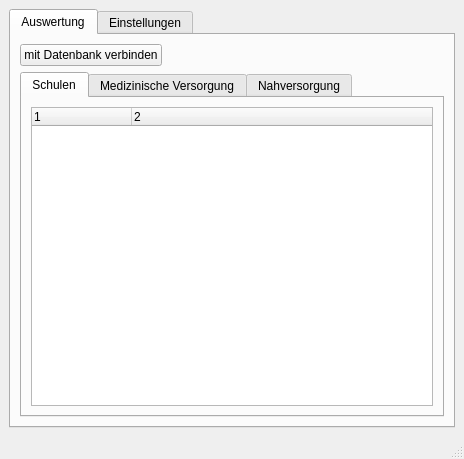
Above: SHKPlugin/shk_plugin_dialog_base.ui from ChrFr/qgis-OTP before the change. Below: the same form after it.
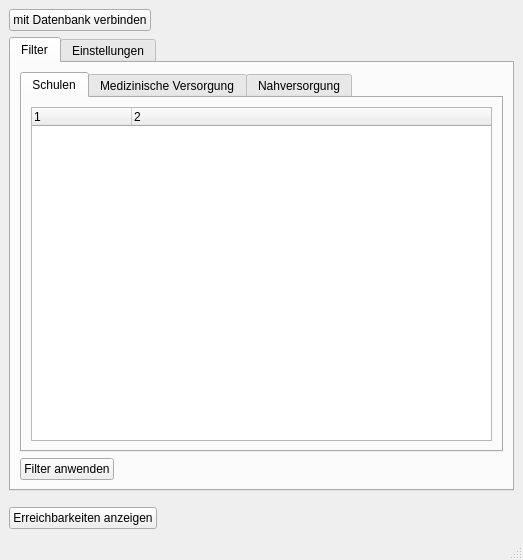
That is the form after the change.

Commit message: Update: SHKPlugin - show filters

```diff
--- a/SHKPlugin/shk_plugin_dialog_base.ui
+++ b/SHKPlugin/shk_plugin_dialog_base.ui
@@ -6,8 +6,8 @@
    <rect>
     <x>0</x>
     <y>0</y>
-    <width>464</width>
-    <height>459</height>
+    <width>523</width>
+    <height>560</height>
    </rect>
   </property>
   <property name="windowTitle">
@@ -16,16 +16,6 @@
   <widget class="QWidget" name="centralwidget">
    <layout class="QVBoxLayout" name="verticalLayout">
     <item>
-     <widget class="QTabWidget" name="tabWidget_2">
-      <property name="currentIndex">
-       <number>0</number>
-      </property>
-      <widget class="QWidget" name="tab_4">
-       <attribute name="title">
-        <string>Auswertung</string>
-       </attribute>
-       <layout class="QVBoxLayout" name="verticalLayout_2">
-        <item>
          <layout class="QHBoxLayout" name="horizontalLayout">
           <item>
            <widget class="QPushButton" name="connect_button">
@@ -50,6 +40,16 @@
          </layout>
         </item>
         <item>
+     <widget class="QTabWidget" name="tabWidget_2">
+      <property name="currentIndex">
+       <number>0</number>
+      </property>
+      <widget class="QWidget" name="tab_4">
+       <attribute name="title">
+        <string>Filter</string>
+       </attribute>
+       <layout class="QVBoxLayout" name="verticalLayout_2">
+        <item>
          <widget class="QTabWidget" name="tabWidget">
           <property name="currentIndex">
            <number>0</number>
@@ -128,6 +128,30 @@
           </widget>
          </widget>
         </item>
+        <item>
+         <layout class="QHBoxLayout" name="horizontalLayout_3">
+          <item>
+           <widget class="QPushButton" name="filter_button">
+            <property name="text">
+             <string>Filter anwenden</string>
+            </property>
+           </widget>
+          </item>
+          <item>
+           <spacer name="horizontalSpacer_5">
+            <property name="orientation">
+             <enum>Qt::Horizontal</enum>
+            </property>
+            <property name="sizeHint" stdset="0">
+             <size>
+              <width>40</width>
+              <height>20</height>
+             </size>
+            </property>
+           </spacer>
+          </item>
+         </layout>
+        </item>
        </layout>
       </widget>
       <widget class="QWidget" name="tab_5">
@@ -286,6 +310,46 @@
       </widget>
      </widget>
     </item>
+    <item>
+     <spacer name="verticalSpacer_2">
+      <property name="orientation">
+       <enum>Qt::Vertical</enum>
+      </property>
+      <property name="sizeType">
+       <enum>QSizePolicy::Fixed</enum>
+      </property>
+      <property name="sizeHint" stdset="0">
+       <size>
+        <width>20</width>
+        <height>10</height>
+       </size>
+      </property>
+     </spacer>
+    </item>
+    <item>
+     <layout class="QHBoxLayout" name="horizontalLayout_2">
+      <item>
+       <widget class="QPushButton" name="calculate_button">
+        <property name="text">
+         <string>Erreichbarkeiten anzeigen</string>
+        </property>
+       </widget>
+      </item>
+      <item>
+       <spacer name="horizontalSpacer_3">
+        <property name="orientation">
+         <enum>Qt::Horizontal</enum>
+        </property>
+        <property name="sizeHint" stdset="0">
+         <size>
+          <width>40</width>
+          <height>20</height>
+         </size>
+        </property>
+       </spacer>
+      </item>
+     </layout>
+    </item>
    </layout>
   </widget>
   <widget class="QMenuBar" name="menubar">
```
Left out of the diff: 16 changed lines with no effect on the pictures. Lines whose indentation alone changed are shown as unchanged. The commit also changes 4 other files.
